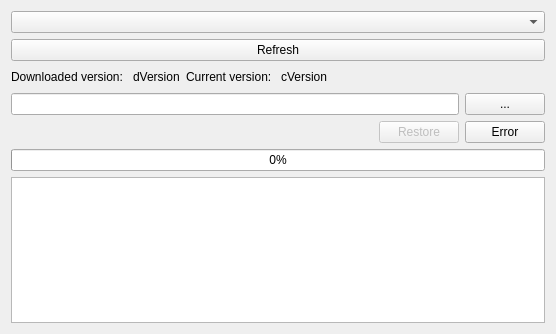
Before: the Qt Designer form mainwindow.ui in FusionLauncher/FusionUpdater, drawn with Qt 5.
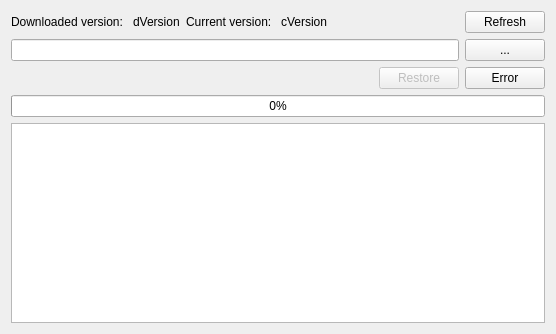
After: the same form once the commit is applied.

Commit message: Remove the OS-Selection button

```diff
--- a/mainwindow.ui
+++ b/mainwindow.ui
@@ -27,23 +27,6 @@
   </property>
   <widget class="QWidget" name="centralWidget">
    <layout class="QVBoxLayout" name="verticalLayout">
-    <item>
-     <widget class="QComboBox" name="osSelect">
-      <property name="maxVisibleItems">
-       <number>2</number>
-      </property>
-      <property name="maxCount">
-       <number>2</number>
-      </property>
-     </widget>
-    </item>
-    <item>
-     <widget class="QPushButton" name="refreshButton">
-      <property name="text">
-       <string>Refresh</string>
-      </property>
-     </widget>
-    </item>
     <item>
      <widget class="QWidget" name="widget" native="true">
       <layout class="QHBoxLayout" name="horizontalLayout">
@@ -100,6 +83,13 @@
          </property>
         </spacer>
        </item>
+       <item>
+        <widget class="QPushButton" name="refreshButton">
+         <property name="text">
+          <string>Refresh</string>
+         </property>
+        </widget>
+       </item>
       </layout>
      </widget>
     </item>
```
